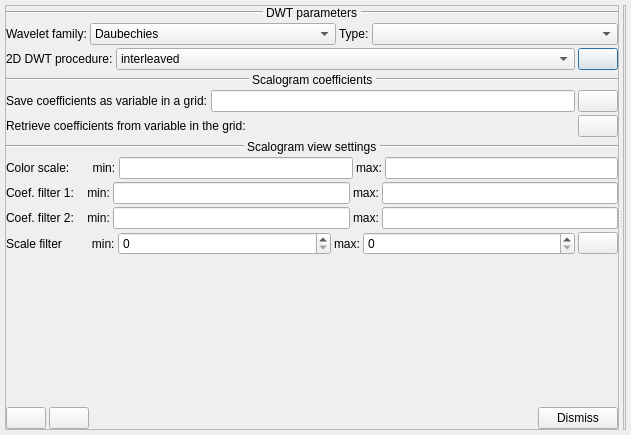
PauloCarvalhoRJ/gammaray, file imagejockey/wavelet/wavelettransformdialog.ui: the form before one commit.
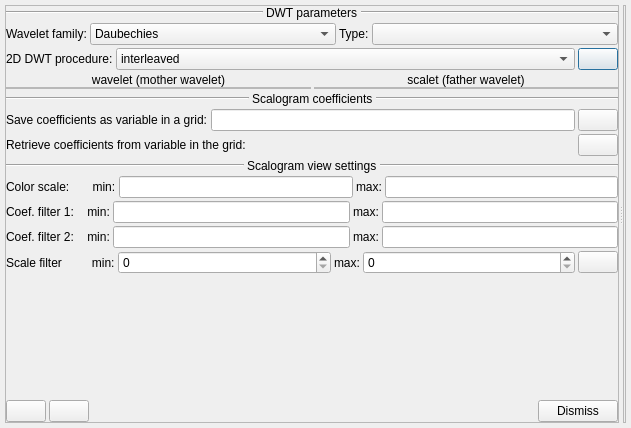
The form after the commit. Icons and pictures are not drawn.

Commit message: Wavelet: commenced work on wavelet shape displays.

What changed in the file:
```diff
--- a/imagejockey/wavelet/wavelettransformdialog.ui
+++ b/imagejockey/wavelet/wavelettransformdialog.ui
@@ -7,7 +7,7 @@
     <x>0</x>
     <y>0</y>
     <width>631</width>
-    <height>435</height>
+    <height>428</height>
    </rect>
   </property>
   <property name="windowTitle">
@@ -231,6 +231,107 @@
          </item>
         </layout>
        </item>
+       <item>
+        <layout class="QHBoxLayout" name="horizontalLayout_14">
+         <property name="topMargin">
+          <number>0</number>
+         </property>
+         <item>
+          <layout class="QVBoxLayout" name="verticalLayout_3">
+           <property name="spacing">
+            <number>0</number>
+           </property>
+           <property name="topMargin">
+            <number>0</number>
+           </property>
+           <item>
+            <widget class="QLabel" name="label_17">
+             <property name="text">
+              <string>wavelet (mother wavelet)</string>
+             </property>
+             <property name="alignment">
+              <set>Qt::AlignCenter</set>
+             </property>
+            </widget>
+           </item>
+           <item>
+            <widget class="QFrame" name="frmWaveletDisplay">
+             <property name="frameShape">
+              <enum>QFrame::StyledPanel</enum>
+             </property>
+             <property name="frameShadow">
+              <enum>QFrame::Raised</enum>
+             </property>
+             <layout class="QVBoxLayout" name="verticalLayout_5">
+              <property name="spacing">
+               <number>0</number>
+              </property>
+              <property name="leftMargin">
+               <number>0</number>
+              </property>
+              <property name="topMargin">
+               <number>0</number>
+              </property>
+              <property name="rightMargin">
+               <number>0</number>
+              </property>
+              <property name="bottomMargin">
+               <number>0</number>
+              </property>
+             </layout>
+            </widget>
+           </item>
+          </layout>
+         </item>
+         <item>
+          <layout class="QVBoxLayout" name="verticalLayout_4">
+           <property name="spacing">
+            <number>0</number>
+           </property>
+           <property name="topMargin">
+            <number>0</number>
+           </property>
+           <item>
+            <widget class="QLabel" name="label_18">
+             <property name="text">
+              <string>scalet (father wavelet)</string>
+             </property>
+             <property name="alignment">
+              <set>Qt::AlignCenter</set>
+             </property>
+            </widget>
+           </item>
+           <item>
+            <widget class="QFrame" name="frmScaletDisplay">
+             <property name="frameShape">
+              <enum>QFrame::StyledPanel</enum>
+             </property>
+             <property name="frameShadow">
+              <enum>QFrame::Raised</enum>
+             </property>
+             <layout class="QVBoxLayout" name="verticalLayout_6">
+              <property name="spacing">
+               <number>0</number>
+              </property>
+              <property name="leftMargin">
+               <number>0</number>
+              </property>
+              <property name="topMargin">
+               <number>0</number>
+              </property>
+              <property name="rightMargin">
+               <number>0</number>
+              </property>
+              <property name="bottomMargin">
+               <number>0</number>
+              </property>
+             </layout>
+            </widget>
+           </item>
+          </layout>
+         </item>
+        </layout>
+       </item>
        <item>
         <layout class="QHBoxLayout" name="horizontalLayout_4">
          <item>
@@ -431,7 +532,7 @@
         </layout>
        </item>
        <item>
-        <layout class="QHBoxLayout" name="horizontalLayout_12">
+        <layout class="QHBoxLayout" name="horizontalLayout_12" stretch="0,0,0,0">
          <property name="topMargin">
           <number>0</number>
          </property>
```
Left out of the diff: 55 changed lines with no effect on the pictures. The commit also changes 2 other files.
